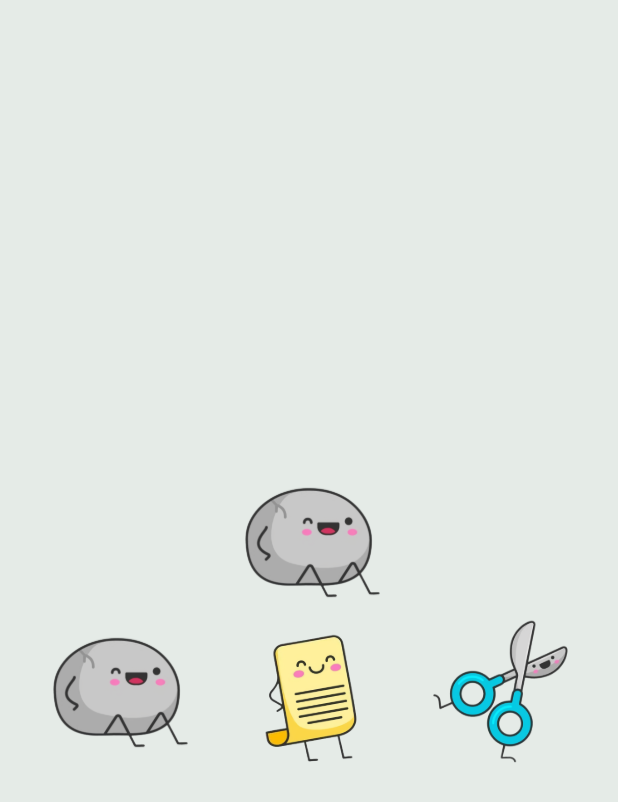
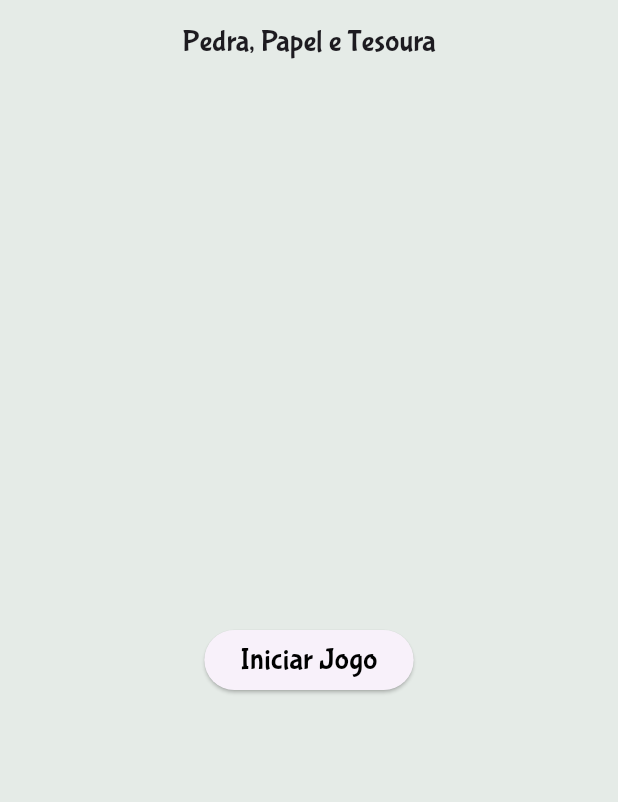
Before and after one commit to tauterbook515/flutter_ex_pedra_papel_tesoura, a Flutter app: the screen it shows after launch, on a phone screen of 412 x 824 dp. Shown: the top 802 px of the screen. Run offline on Flutter 3.47's test engine with Material 3 defaults, Android fonts, the phone set to English and light mode, and no system bars.

Commit message:
Refactor initial screen and update font configuration

```diff
--- /dev/null
+++ b/lib/inicial.dart
@@ -0,0 +1,32 @@
+import 'package:flutter/material.dart';
+import 'jogo.dart'; // You'll need to create this file later
+
+class TelaInicial extends StatelessWidget {
+  const TelaInicial({super.key});
+
+  @override
+  Widget build(BuildContext context) {
+    return Scaffold(
+      backgroundColor: const Color.fromRGBO(229, 235, 231, 1),
+      appBar: AppBar(
+        backgroundColor: const Color.fromRGBO(229, 235, 231, 1),
+        title: const Text('Pedra, Papel e Tesoura', style: TextStyle(fontSize: 20,fontFamily: "BubblegumSans"),),
+        centerTitle: true,
+      ),
+      body: Center(
+        child: ElevatedButton(
+          onPressed: () {
+            Navigator.push(
+              context,
+              MaterialPageRoute(builder: (context) => const Jogo()),
+            );
+          },
+          child: const Text(
+            'Iniciar Jogo',
+            style: TextStyle(fontSize: 20, color: Colors.black,fontFamily: "BubblegumSans"),
+          ),
+        ),
+      ),
+    );
+  }
+}
--- a/lib/main.dart
+++ b/lib/main.dart
@@ -1,5 +1,6 @@
 import 'package:flutter/material.dart';
-import 'package:flutter_ex_pedra_papel_tesoura/jogo.dart';
+import 'package:flutter_ex_pedra_papel_tesoura/inicial.dart';
+
 
 void main() {
   runApp(const MyApp());
@@ -16,7 +17,7 @@ class MyApp extends StatelessWidget {
       theme: ThemeData(
         colorScheme: ColorScheme.fromSeed(seedColor: Colors.deepPurple),
       ),
-      home: Jogo(),
+      home: TelaInicial(),
     );
   }
 }
```
Also changed, not shown: pubspec.yaml (+4 -4 lines), assets/fonts/BubblegumSans.ttf (added), lib/teste.dart (deleted), 1 other file.
